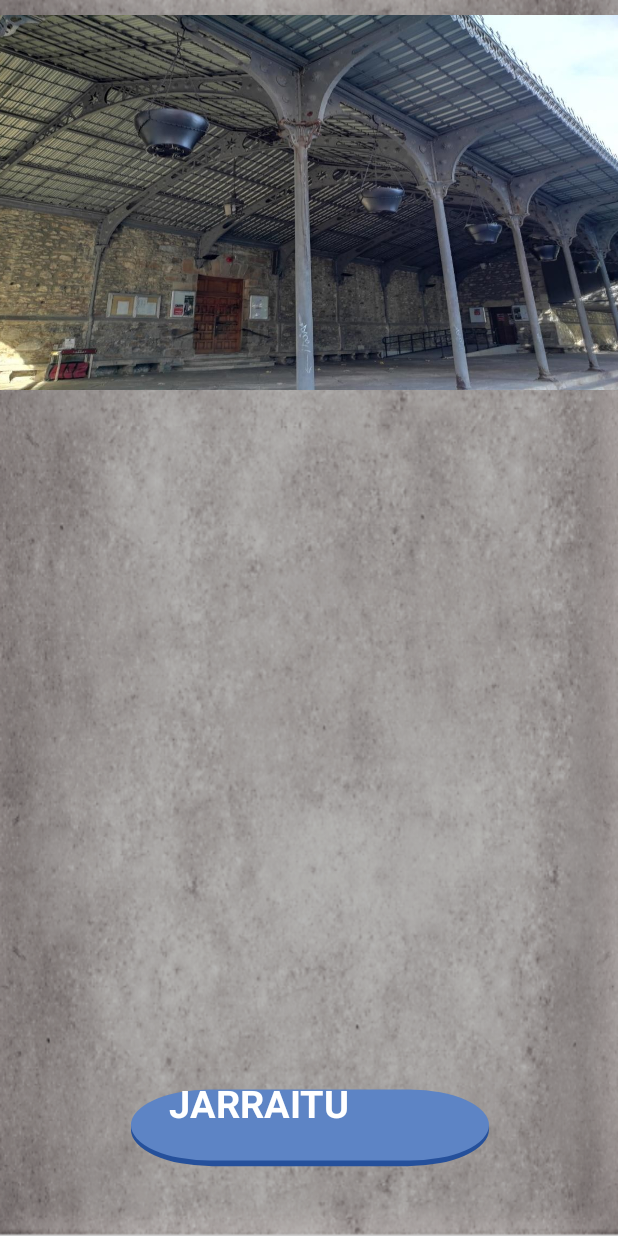
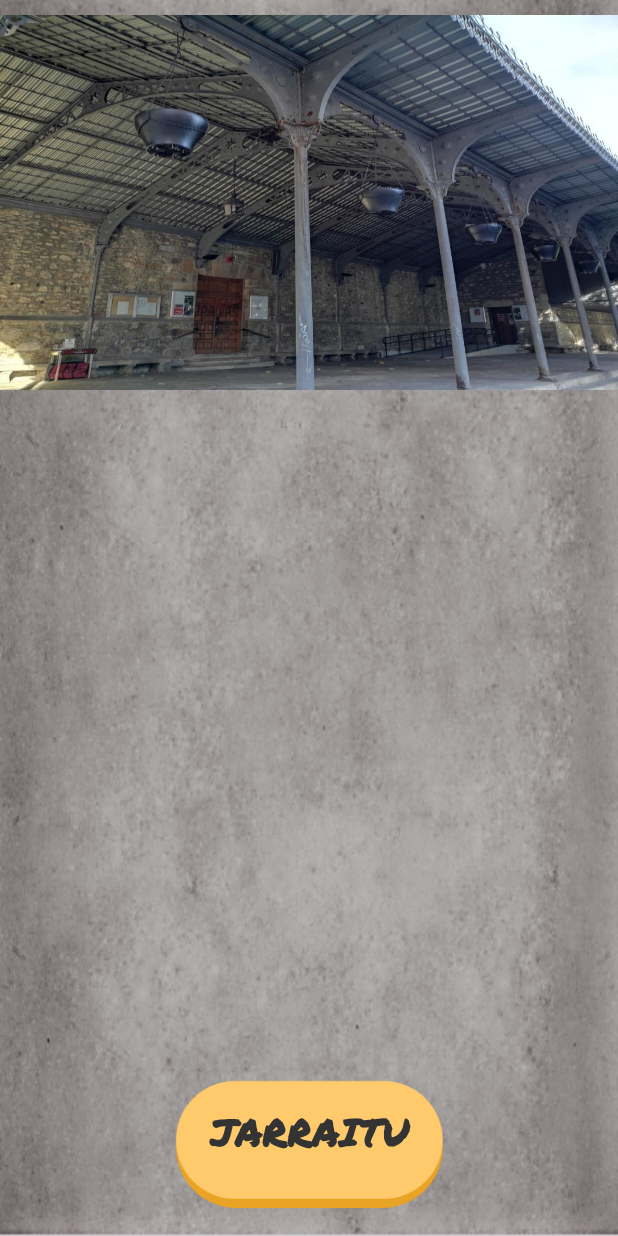
Before and after one commit to Marck-G/LaudioApp, an Android app: the FinJuego2 screen opened directly, with no data from a screen before it, on a phone screen of 412 x 824 dp. Run offline under Robolectric (Android 15) with nearby library versions, the phone set to English and light mode, and no system bars.

Commit message:
Modificada actividad FinJuego2
Signed-off-by: Marck C. Guzmán <marck.guzman.dev@gmail.com>

```diff
--- a/app/src/main/res/layout/activity_fin_juego2.xml
+++ b/app/src/main/res/layout/activity_fin_juego2.xml
@@ -27,35 +27,31 @@
 
     <ImageView
         android:id="@+id/botJar"
-        android:layout_width="wrap_content"
-        android:layout_height="wrap_content"
+        android:layout_width="244dp"
+        android:layout_height="99dp"
+        android:layout_marginBottom="10dp"
         app:layout_constraintBottom_toBottomOf="parent"
         app:layout_constraintEnd_toEndOf="parent"
         app:layout_constraintStart_toStartOf="parent"
-        app:layout_constraintTop_toTopOf="parent"
-        app:layout_constraintVertical_bias="0.946"
-        app:srcCompat="@drawable/ic_btn22"
+        app:srcCompat="@drawable/ic_btn"
         tools:ignore="VectorDrawableCompat" />
 
     <TextView
         android:id="@+id/textJ"
         android:layout_width="179dp"
         android:layout_height="37dp"
-        android:layout_marginStart="8dp"
-        android:layout_marginTop="8dp"
-        android:layout_marginEnd="100dp"
         android:layout_marginBottom="8dp"
+        android:fontFamily="@font/permanent_marker_regular"
         android:text="@string/jar"
         android:textAlignment="center"
-        android:textColor="#ffffff"
+        android:textColor="@color/negro"
         android:textSize="25dp"
         android:textStyle="bold"
-        app:layout_constraintBottom_toBottomOf="parent"
-        app:layout_constraintEnd_toEndOf="parent"
-        app:layout_constraintHorizontal_bias="0.606"
-        app:layout_constraintStart_toStartOf="parent"
-        app:layout_constraintTop_toTopOf="parent"
-        app:layout_constraintVertical_bias="0.921" />
+        app:layout_constraintBottom_toBottomOf="@+id/botJar"
+        app:layout_constraintEnd_toEndOf="@+id/botJar"
+        app:layout_constraintStart_toStartOf="@+id/botJar"
+        app:layout_constraintTop_toTopOf="@+id/botJar"
+        app:layout_constraintVertical_bias="0.39" />
 
 
 
```
